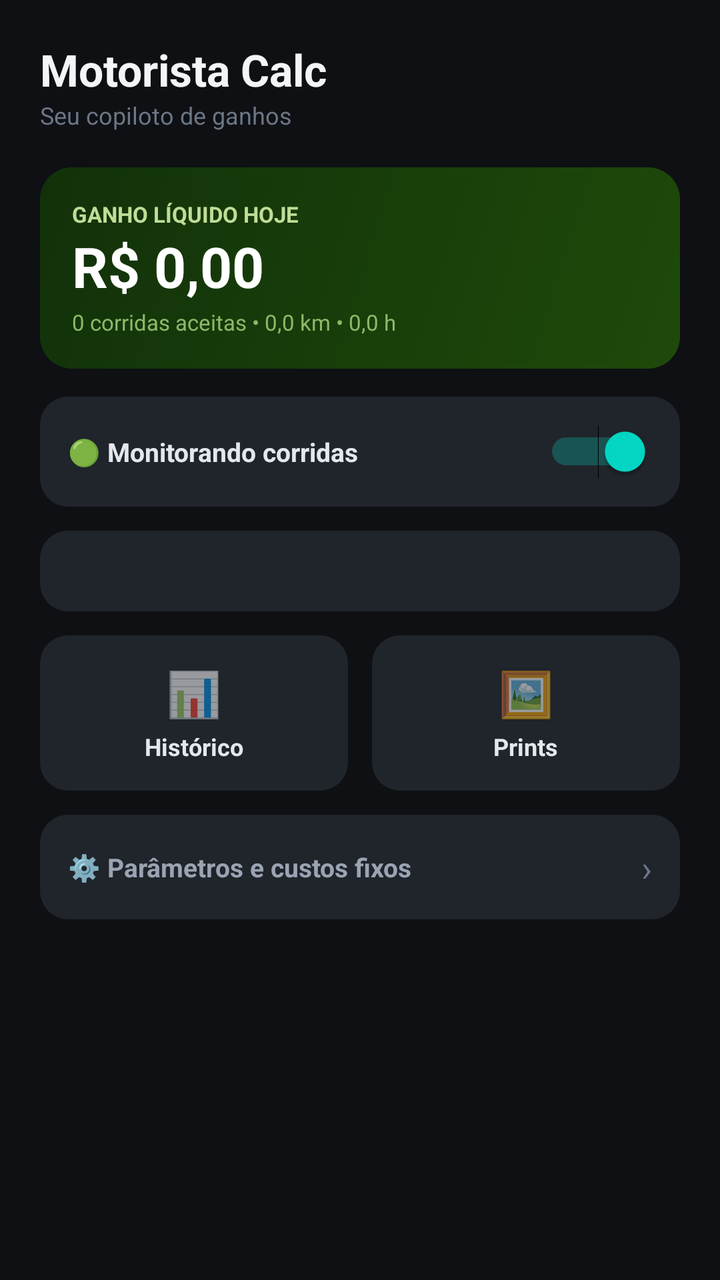
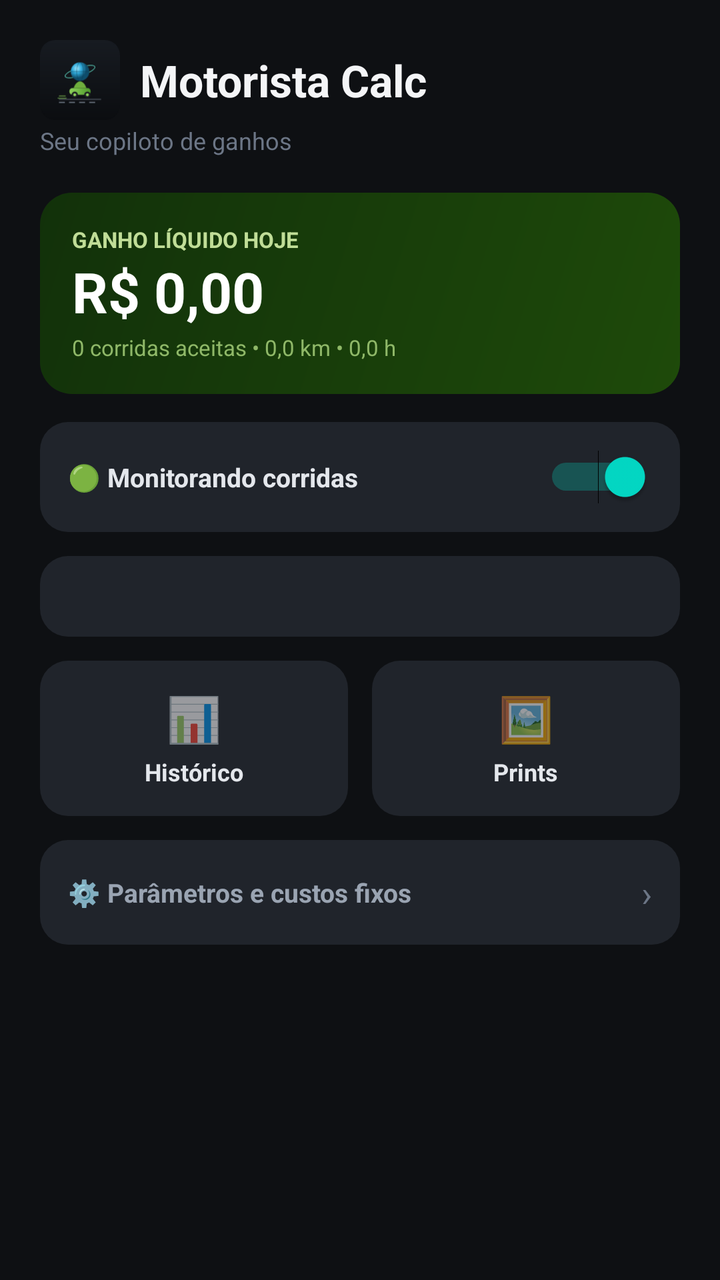

Compare the two renders of this Android layout. The source of the first and the diff that turns it into the second are given below.
<!-- AndroidManifest.xml: application theme Theme.MaterialComponents.DayNight.NoActionBar -->
<!-- res/layout/activity_main.xml -->
<?xml version="1.0" encoding="utf-8"?>
<ScrollView xmlns:android="http://schemas.android.com/apk/res/android"
    android:layout_width="match_parent"
    android:layout_height="match_parent"
    android:background="#0E1013">

    <LinearLayout
        android:layout_width="match_parent"
        android:layout_height="wrap_content"
        android:orientation="vertical"
        android:padding="20dp">

        <TextView
            android:layout_width="wrap_content"
            android:layout_height="wrap_content"
            android:text="Motorista Calc"
            android:textColor="#F4F5F7"
            android:textSize="22sp"
            android:textStyle="bold" />

        <TextView
            android:layout_width="wrap_content"
            android:layout_height="wrap_content"
            android:text="Seu copiloto de ganhos"
            android:textColor="#6C7686"
            android:textSize="12sp"
            android:layout_marginBottom="18dp" />

        <LinearLayout
            android:layout_width="match_parent"
            android:layout_height="wrap_content"
            android:orientation="vertical"
            android:background="@drawable/bg_hero_green"
            android:padding="16dp"
            android:layout_marginBottom="14dp">

            <TextView
                android:layout_width="wrap_content"
                android:layout_height="wrap_content"
                android:text="GANHO LÍQUIDO HOJE"
                android:textColor="#C0DD97"
                android:textSize="11sp"
                android:textStyle="bold" />

            <TextView
                android:id="@+id/txtGanhoHoje"
                android:layout_width="wrap_content"
                android:layout_height="wrap_content"
                android:text="R$ 0,00"
                android:textColor="#FFFFFF"
                android:textSize="28sp"
                android:textStyle="bold" />

            <TextView
                android:id="@+id/txtResumoHoje"
                android:layout_width="wrap_content"
                android:layout_height="wrap_content"
                android:text="0 corridas aceitas • 0,0 km • 0,0 h"
                android:textColor="#8FB868"
                android:textSize="11sp"
                android:layout_marginTop="2dp" />
        </LinearLayout>

        <LinearLayout
            android:layout_width="match_parent"
            android:layout_height="wrap_content"
            android:orientation="horizontal"
            android:gravity="center_vertical"
            android:background="@drawable/bg_card_dark"
            android:padding="14dp"
            android:layout_marginBottom="12dp">

            <TextView
                android:layout_width="0dp"
                android:layout_height="wrap_content"
                android:layout_weight="1"
                android:text="🟢 Monitorando corridas"
                android:textColor="#E4E7EC"
                android:textSize="13sp"
                android:textStyle="bold" />

            <Switch
                android:id="@+id/switchAtivo"
                android:layout_width="wrap_content"
                android:layout_height="wrap_content"
                android:checked="true" />
        </LinearLayout>

        <LinearLayout
            android:layout_width="match_parent"
            android:layout_height="wrap_content"
            android:orientation="vertical"
            android:background="@drawable/bg_card_dark"
            android:padding="12dp"
            android:layout_marginBottom="12dp">

            <TextView
                android:id="@+id/txtTeste"
                android:layout_width="match_parent"
                android:layout_height="wrap_content"
                android:textColor="#9AA4B2"
                android:textSize="12sp" />
        </LinearLayout>

        <LinearLayout
            android:layout_width="match_parent"
            android:layout_height="wrap_content"
            android:orientation="horizontal"
            android:layout_marginBottom="12dp">

            <LinearLayout
                android:id="@+id/btnHistorico"
                android:layout_width="0dp"
                android:layout_height="wrap_content"
                android:layout_weight="1"
                android:orientation="vertical"
                android:gravity="center"
                android:background="@drawable/bg_card_dark"
                android:padding="14dp"
                android:layout_marginEnd="6dp"
                android:clickable="true"
                android:focusable="true">

                <TextView
                    android:layout_width="wrap_content"
                    android:layout_height="wrap_content"
                    android:text="📊"
                    android:textSize="22sp" />

                <TextView
                    android:layout_width="wrap_content"
                    android:layout_height="wrap_content"
                    android:text="Histórico"
                    android:textColor="#E4E7EC"
                    android:textSize="12sp"
                    android:textStyle="bold"
                    android:layout_marginTop="4dp" />
            </LinearLayout>

            <LinearLayout
                android:id="@+id/btnPrints"
                android:layout_width="0dp"
                android:layout_height="wrap_content"
                android:layout_weight="1"
                android:orientation="vertical"
                android:gravity="center"
                android:background="@drawable/bg_card_dark"
                android:padding="14dp"
                android:layout_marginStart="6dp"
                android:clickable="true"
                android:focusable="true">

                <TextView
                    android:layout_width="wrap_content"
                    android:layout_height="wrap_content"
                    android:text="🖼️"
                    android:textSize="22sp" />

                <TextView
                    android:layout_width="wrap_content"
                    android:layout_height="wrap_content"
                    android:text="Prints"
                    android:textColor="#E4E7EC"
                    android:textSize="12sp"
                    android:textStyle="bold"
                    android:layout_marginTop="4dp" />
            </LinearLayout>
        </LinearLayout>

        <LinearLayout
            android:id="@+id/btnParametros"
            android:layout_width="match_parent"
            android:layout_height="wrap_content"
            android:orientation="horizontal"
            android:gravity="center_vertical"
            android:background="@drawable/bg_card_dark"
            android:padding="14dp"
            android:clickable="true"
            android:focusable="true">

            <TextView
                android:layout_width="0dp"
                android:layout_height="wrap_content"
                android:layout_weight="1"
                android:text="⚙️ Parâmetros e custos fixos"
                android:textColor="#9AA4B2"
                android:textSize="13sp"
                android:textStyle="bold" />

            <TextView
                android:layout_width="wrap_content"
                android:layout_height="wrap_content"
                android:text="›"
                android:textColor="#6C7686"
                android:textSize="18sp" />
        </LinearLayout>

    </LinearLayout>
</ScrollView>
<!-- resources referenced by this layout -->
<resources>
  <!-- drawable bg_card_dark (drawable) -->
  <?xml version="1.0" encoding="utf-8"?>
  <shape xmlns:android="http://schemas.android.com/apk/res/android" android:shape="rectangle">
      <solid android:color="#20242B" />
      <corners android:radius="14dp" />
  </shape>
  <!-- drawable bg_hero_green (drawable) -->
  <?xml version="1.0" encoding="utf-8"?>
  <shape xmlns:android="http://schemas.android.com/apk/res/android" android:shape="rectangle">
      <gradient
          android:angle="135"
          android:startColor="#1E4A0A"
          android:endColor="#12310A" />
      <corners android:radius="16dp" />
  </shape>
</resources>

<!-- the commit's change to res/layout/activity_main.xml (unified diff, before → after) -->
@@ -10,13 +10,28 @@
         android:orientation="vertical"
         android:padding="20dp">
 
-        <TextView
-            android:layout_width="wrap_content"
-            android:layout_height="wrap_content"
-            android:text="Motorista Calc"
-            android:textColor="#F4F5F7"
-            android:textSize="22sp"
-            android:textStyle="bold" />
+        <LinearLayout
+            android:layout_width="match_parent"
+            android:layout_height="wrap_content"
+            android:orientation="horizontal"
+            android:gravity="center_vertical"
+            android:layout_marginBottom="2dp">
+
+            <ImageView
+                android:layout_width="40dp"
+                android:layout_height="40dp"
+                android:src="@drawable/logo_motorista"
+                android:layout_marginEnd="10dp"
+                android:contentDescription="Logo do app" />
+
+            <TextView
+                android:layout_width="wrap_content"
+                android:layout_height="wrap_content"
+                android:text="Motorista Calc"
+                android:textColor="#F4F5F7"
+                android:textSize="22sp"
+                android:textStyle="bold" />
+        </LinearLayout>
 
         <TextView
             android:layout_width="wrap_content"
<!-- resource entries referenced after the edit -->
@@ -15,5 +15,6 @@
           android:endColor="#12310A" />
       <corners android:radius="16dp" />
   </shape>
+  <!-- drawable logo_motorista: vector/xml drawable (drawable, 3363 chars, omitted) -->
 </resources>
 
